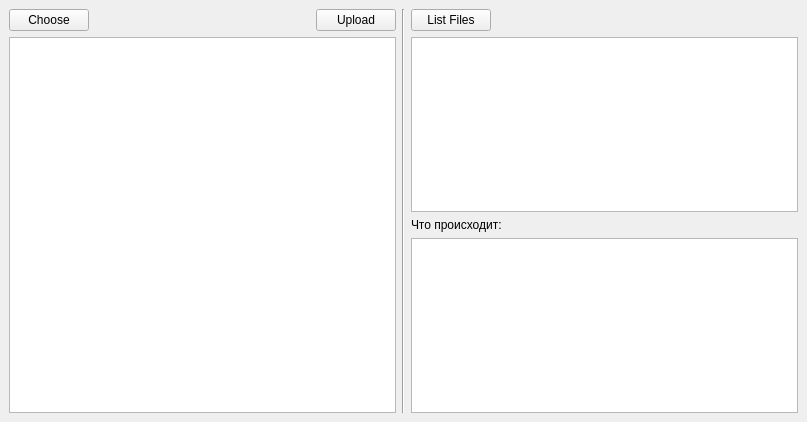
Before: the Qt Designer form testwidget.ui in MasterAler/gdrive_test, drawn with Qt 5.
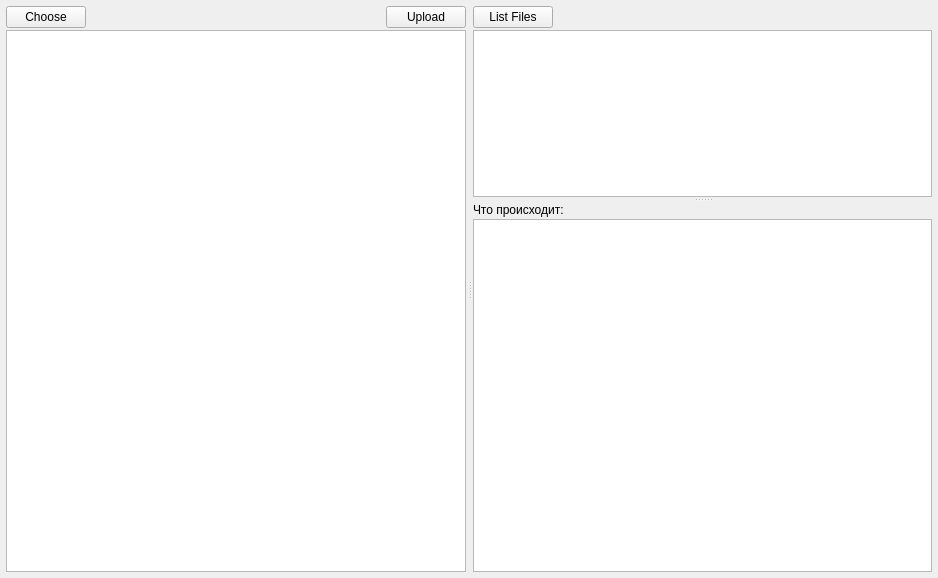
After: the same form once the commit is applied. The open tabs and pages were chosen to show the change.

```diff
--- a/testwidget.ui
+++ b/testwidget.ui
@@ -6,8 +6,8 @@
    <rect>
     <x>0</x>
     <y>0</y>
-    <width>807</width>
-    <height>422</height>
+    <width>938</width>
+    <height>578</height>
    </rect>
   </property>
   <property name="windowTitle">
@@ -35,9 +35,47 @@
       <number>1</number>
      </property>
      <widget class="QWidget" name="page">
-      <layout class="QHBoxLayout" name="horizontalLayout_4">
+      <layout class="QVBoxLayout" name="verticalLayout_5">
+       <property name="spacing">
+        <number>2</number>
+       </property>
+       <property name="leftMargin">
+        <number>5</number>
+       </property>
+       <property name="topMargin">
+        <number>5</number>
+       </property>
+       <property name="rightMargin">
+        <number>5</number>
+       </property>
+       <property name="bottomMargin">
+        <number>5</number>
+       </property>
        <item>
+        <widget class="QSplitter" name="splitter_2">
+         <property name="orientation">
+          <enum>Qt::Horizontal</enum>
+         </property>
+         <property name="handleWidth">
+          <number>5</number>
+         </property>
+         <widget class="QWidget" name="widgetOne" native="true">
         <layout class="QVBoxLayout" name="verticalLayout">
+           <property name="spacing">
+            <number>2</number>
+           </property>
+           <property name="leftMargin">
+            <number>1</number>
+           </property>
+           <property name="topMargin">
+            <number>1</number>
+           </property>
+           <property name="rightMargin">
+            <number>1</number>
+           </property>
+           <property name="bottomMargin">
+            <number>1</number>
+           </property>
          <item>
           <layout class="QHBoxLayout" name="horizontalLayout">
            <item>
@@ -73,16 +111,34 @@
           <widget class="QListWidget" name="filesListWidget"/>
          </item>
         </layout>
-       </item>
-       <item>
-        <widget class="Line" name="line">
+         </widget>
+         <widget class="QSplitter" name="splitter">
          <property name="orientation">
           <enum>Qt::Vertical</enum>
          </property>
-        </widget>
-       </item>
-       <item>
+          <widget class="QWidget" name="widgetTwo" native="true">
+           <property name="sizePolicy">
+            <sizepolicy hsizetype="Preferred" vsizetype="Preferred">
+             <horstretch>0</horstretch>
+             <verstretch>1</verstretch>
+            </sizepolicy>
+           </property>
         <layout class="QVBoxLayout" name="verticalLayout_2">
+            <property name="spacing">
+             <number>2</number>
+            </property>
+            <property name="leftMargin">
+             <number>1</number>
+            </property>
+            <property name="topMargin">
+             <number>1</number>
+            </property>
+            <property name="rightMargin">
+             <number>1</number>
+            </property>
+            <property name="bottomMargin">
+             <number>1</number>
+            </property>
          <item>
           <layout class="QHBoxLayout" name="horizontalLayout_2">
            <item>
@@ -110,6 +166,31 @@
          <item>
           <widget class="QListWidget" name="driveFilesListWidget"/>
          </item>
+           </layout>
+          </widget>
+          <widget class="QWidget" name="widgetThree" native="true">
+           <property name="sizePolicy">
+            <sizepolicy hsizetype="Preferred" vsizetype="Expanding">
+             <horstretch>0</horstretch>
+             <verstretch>2</verstretch>
+            </sizepolicy>
+           </property>
+           <layout class="QVBoxLayout" name="verticalLayout_4">
+            <property name="spacing">
+             <number>2</number>
+            </property>
+            <property name="leftMargin">
+             <number>1</number>
+            </property>
+            <property name="topMargin">
+             <number>1</number>
+            </property>
+            <property name="rightMargin">
+             <number>1</number>
+            </property>
+            <property name="bottomMargin">
+             <number>1</number>
+            </property>
          <item>
           <widget class="QLabel" name="label">
            <property name="text">
@@ -121,6 +202,9 @@
           <widget class="QTextEdit" name="logTextEdit"/>
          </item>
         </layout>
+          </widget>
+         </widget>
+        </widget>
        </item>
       </layout>
      </widget>
```
Left out of the diff: 2 changed lines with no effect on the pictures. Lines whose indentation alone changed are shown as unchanged.
